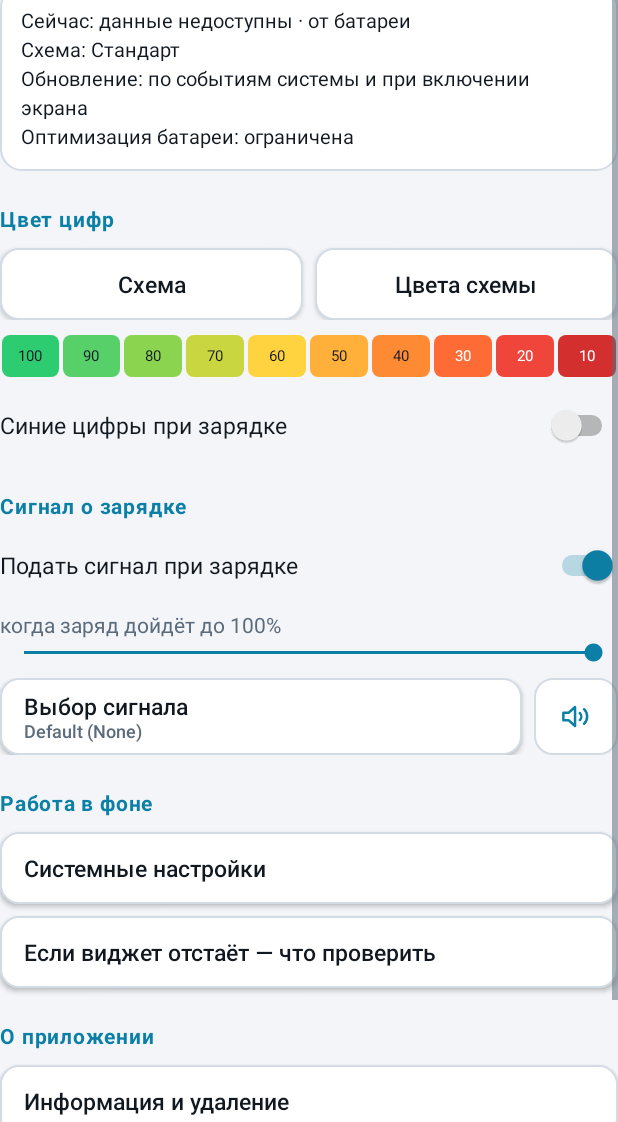
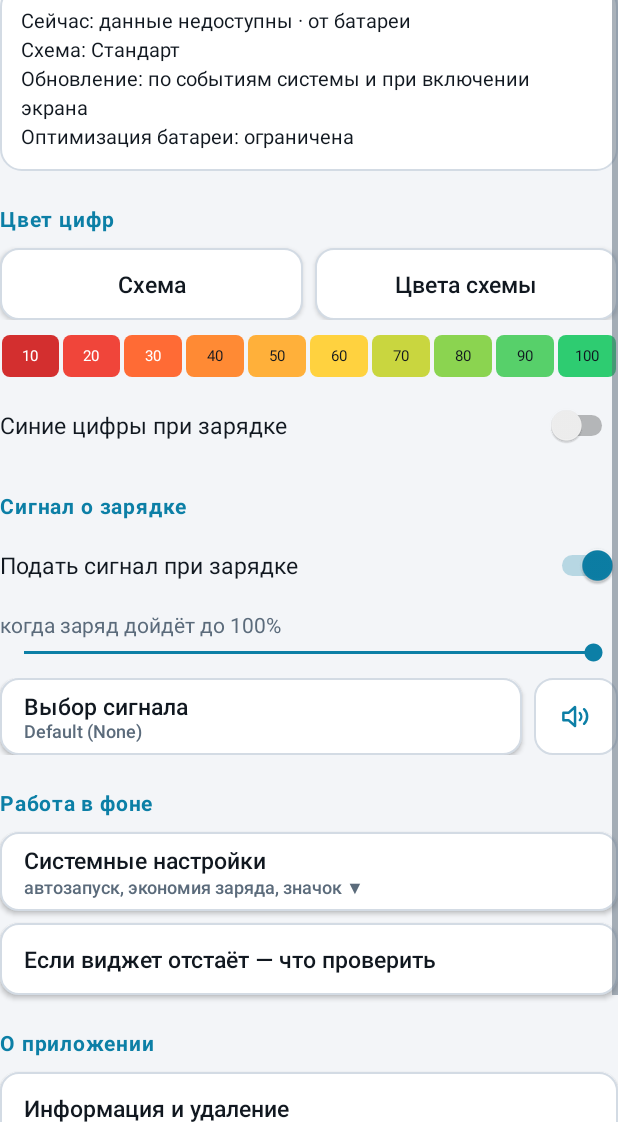
Before and after one commit to V8TD/Q-battery, an Android app: the MainActivity screen opened directly, with no data from a screen before it, on a phone screen of 412 x 824 dp, the part 114-1236 px from its top. Run offline under Robolectric (Android 15) with nearby library versions, the phone set to English and light mode, and no system bars.

Commit message:
Update MainActivity.java

```diff
--- a/app/src/main/java/com/v8td/batterywidget/MainActivity.java
+++ b/app/src/main/java/com/v8td/batterywidget/MainActivity.java
@@ -3,7 +3,9 @@ package com.v8td.batterywidget;
 import android.app.Activity;
 import android.app.AlertDialog;
 import android.appwidget.AppWidgetManager;
+import android.content.ComponentName;
 import android.content.Intent;
+import android.content.pm.PackageManager;
 import android.graphics.Insets;
 import android.graphics.drawable.GradientDrawable;
 import android.media.Ringtone;
@@ -25,16 +27,17 @@ import android.widget.Toast;
 
 public final class MainActivity extends Activity {
     private static final int REQ_SOUND = 4107;
+    private static final String ALIAS = "com.v8td.batterywidget.LauncherAlias";
     private static final String[] SCALE_LABELS =
             {"100", "90", "80", "70", "60", "50", "40", "30", "20", "10"};
 
     private int widgetId = AppWidgetManager.INVALID_APPWIDGET_ID;
     private boolean configuring;
     private TextView subtitle, status, tvThreshold;
-    private Switch swSound, swChargingBlue;
+    private Switch swSound, swChargingBlue, swLauncherIcon;
     private SeekBar seek;
-    private LinearLayout palettePreview;
-    private Button btnSoundPick;
+    private LinearLayout palettePreview, systemBox;
+    private Button btnSoundPick, btnSystem;
     private ImageButton btnSoundTest;
 
     @Override
@@ -89,6 +92,9 @@ public final class MainActivity extends Activity {
         palettePreview = findViewById(R.id.palette_preview);
         btnSoundPick = findViewById(R.id.btn_sound_pick);
         btnSoundTest = findViewById(R.id.btn_sound_test);
+        systemBox = findViewById(R.id.system_box);
+        btnSystem = findViewById(R.id.btn_system);
+        swLauncherIcon = findViewById(R.id.sw_launcher_icon);
         subtitle.setText("Версия " + BuildConfig.VERSION_NAME + " · виджет 1×1");
 
         Button add = findViewById(R.id.btn_add);
@@ -142,6 +148,13 @@ public final class MainActivity extends Activity {
         btnSoundPick.setOnClickListener(v -> pickSound());
         btnSoundTest.setOnClickListener(v -> App.exec(() -> SoundPlayer.play(this)));
 
+        btnSystem.setOnClickListener(v -> {
+            boolean show = systemBox.getVisibility() != View.VISIBLE;
+            systemBox.setVisibility(show ? View.VISIBLE : View.GONE);
+            updateSystemButton();
+        });
+        syncLauncherIcon();
+
         Button autostart = findViewById(R.id.btn_autostart);
         autostart.setOnClickListener(v -> SystemLinks.openAutostart(this));
         Button battery = findViewById(R.id.btn_battery);
@@ -156,6 +169,43 @@ public final class MainActivity extends Activity {
         reset.setOnClickListener(v -> confirmReset());
     }
 
+    private void updateSystemButton() {
+        boolean open = systemBox.getVisibility() == View.VISIBLE;
+        btnSystem.setText(twoLine("Системные настройки",
+                open ? "нажмите, чтобы свернуть ▲" : "автозапуск, экономия заряда, значок ▼",
+                getColor(R.color.muted)));
+    }
+
+    private boolean launcherIconEnabled() {
+        try {
+            int st = getPackageManager().getComponentEnabledSetting(new ComponentName(this, ALIAS));
+            return st == PackageManager.COMPONENT_ENABLED_STATE_ENABLED;
+        } catch (Throwable t) {
+            return false;
+        }
+    }
+
+    private void syncLauncherIcon() {
+        swLauncherIcon.setOnCheckedChangeListener(null);
+        swLauncherIcon.setChecked(launcherIconEnabled());
+        swLauncherIcon.setOnCheckedChangeListener((b, checked) -> setLauncherIcon(checked));
+    }
+
+    private void setLauncherIcon(boolean on) {
+        try {
+            getPackageManager().setComponentEnabledSetting(new ComponentName(this, ALIAS),
+                    on ? PackageManager.COMPONENT_ENABLED_STATE_ENABLED
+                            : PackageManager.COMPONENT_ENABLED_STATE_DISABLED,
+                    PackageManager.DONT_KILL_APP);
+            Toast.makeText(this, on
+                    ? "Значок включён. Список приложений может обновиться не сразу."
+                    : "Значок выключен.", Toast.LENGTH_LONG).show();
+        } catch (Throwable t) {
+            Toast.makeText(this, "Не удалось изменить значок", Toast.LENGTH_LONG).show();
+            syncLauncherIcon();
+        }
+    }
+
     private void refreshWidget() {
         App.exec(() -> WidgetUpdater.refresh(this, true));
     }
@@ -164,15 +214,16 @@ public final class MainActivity extends Activity {
         tvThreshold.setText("когда заряд дойдёт до " + Prefs.threshold(this) + "%");
         swSound.setChecked(Prefs.soundEnabled(this));
         seek.setProgress(Prefs.threshold(this) - 50);
-
-                swChargingBlue.setChecked(Prefs.chargingBlue(this));
+        swChargingBlue.setChecked(Prefs.chargingBlue(this));
+        syncLauncherIcon();
+        updateSystemButton();
 
         palettePreview.removeAllViews();
         for (int i = 0; i < Prefs.BANDS; i++) {
-            final int band = i;
-            int color = Prefs.color(this, i);
+            final int band = Prefs.BANDS - 1 - i;
+            int color = Prefs.color(this, band);
             TextView cell = new TextView(this);
-            cell.setText(SCALE_LABELS[i]);
+            cell.setText(SCALE_LABELS[band]);
             cell.setGravity(Gravity.CENTER);
             cell.setTextSize(10);
             cell.setTextColor(ColorPicker.contrast(color));
@@ -280,10 +331,11 @@ public final class MainActivity extends Activity {
             LinearLayout chips = new LinearLayout(this);
             chips.setOrientation(LinearLayout.HORIZONTAL);
             chips.setPadding(0, dp(6), 0, 0);
-            for (int b = 0; b < Prefs.BANDS; b++) {
+            for (int j = 0; j < Prefs.BANDS; j++) {
+                int band = Prefs.BANDS - 1 - j;
                 View chip = new View(this);
                 GradientDrawable shape = new GradientDrawable();
-                shape.setColor(Prefs.colorOf(this, i, b));
+                shape.setColor(Prefs.colorOf(this, index, band));
                 shape.setCornerRadius(dp(3));
                 chip.setBackground(shape);
                 LinearLayout.LayoutParams lp = new LinearLayout.LayoutParams(0, dp(14), 1f);
@@ -339,7 +391,11 @@ public final class MainActivity extends Activity {
         list.setPadding(dp(16), dp(8), dp(16), dp(8));
 
         TextView hint = new TextView(this);
-        hint.setText("Нажми — изменить цвет. Долгое нажатие — вернуть заводской цвет диапазона.");
+        String hintText = "Нажми — изменить цвет. Долгое нажатие — вернуть заводской цвет диапазона.";
+        if (pal == Prefs.userPaletteIndex()) {
+            hintText += "\nАрлекин — мозаика: цвет не подсказывает уровень заряда.";
+        }
+        hint.setText(hintText);
         hint.setTextSize(12);
         hint.setTextColor(getColor(R.color.muted));
         hint.setPadding(0, 0, 0, dp(8));
@@ -354,9 +410,9 @@ public final class MainActivity extends Activity {
                 .setNegativeButton("Готово", null)
                 .create();
 
-        for (int i = 0; i < Prefs.BANDS; i++) {
-            final int band = i;
-            int color = Prefs.colorOf(this, pal, i);
+        for (int j = 0; j < Prefs.BANDS; j++) {
+            final int band = Prefs.BANDS - 1 - j;
+            int color = Prefs.colorOf(this, pal, band);
             int fg = ColorPicker.contrast(color);
 
             LinearLayout row = new LinearLayout(this);
@@ -369,7 +425,7 @@ public final class MainActivity extends Activity {
             row.setBackground(bg);
 
             TextView label = new TextView(this);
-            label.setText(Prefs.BAND_NAMES[i]);
+            label.setText(Prefs.BAND_NAMES[band]);
             label.setTextSize(15);
             label.setTextColor(fg);
             label.setPadding(dp(14), dp(12), 0, dp(12));
@@ -409,7 +465,7 @@ public final class MainActivity extends Activity {
     private void confirmResetPalette(int paletteIndex) {
         final int pal = paletteIndex;
         String msg = pal == Prefs.userPaletteIndex()
-                ? "Схема «Особая» вернётся к цветам Стандарта. Остальные схемы не изменятся."
+                ? "Схема «Арлекин» вернётся к заводской мозаике. Остальные схемы не изменятся."
                 : "Цвета схемы «" + Prefs.PALETTE_NAMES[pal]
                 + "» вернутся к заводским. Остальные схемы не изменятся.";
         new AlertDialog.Builder(this)
@@ -490,6 +546,8 @@ public final class MainActivity extends Activity {
                         + "• Автозапуск приложения;\n"
                         + "• Экономию заряда — «Без ограничений»;\n"
                         + "• Фоновую активность, если такой пункт есть.\n\n"
+                        + "Если Q-battery не находится в списке экономии заряда — включите значок "
+                        + "приложения в разделе «Системные настройки» и поищите снова.\n\n"
                         + "На других телефонах названия пунктов отличаются. Приложение не может "
                         + "отключить системные ограничения само — оно только открывает нужный раздел.")
                 .setPositiveButton("Понятно", null)
@@ -511,9 +569,9 @@ public final class MainActivity extends Activity {
     private void confirmReset() {
         new AlertDialog.Builder(this)
                 .setTitle("Сбросить настройки?")
-                .setMessage("Все схемы вернутся к заводским цветам, «Особая» — к цветам Стандарта. "
-                        + "Параметры звука сбросятся. Виджет останется на месте, "
-                        + "системные разрешения и автозапуск не изменятся.")
+                .setMessage("Все схемы вернутся к заводским цветам, «Арлекин» — к своей мозаике. "
+                        + "Параметры звука сбросятся. Виджет останется на месте, системные "
+                        + "разрешения, автозапуск и значок приложения не изменятся.")
                 .setNegativeButton("Отмена", null)
                 .setPositiveButton("Сбросить", (d, w) -> {
                     Prefs.reset(this);
```
